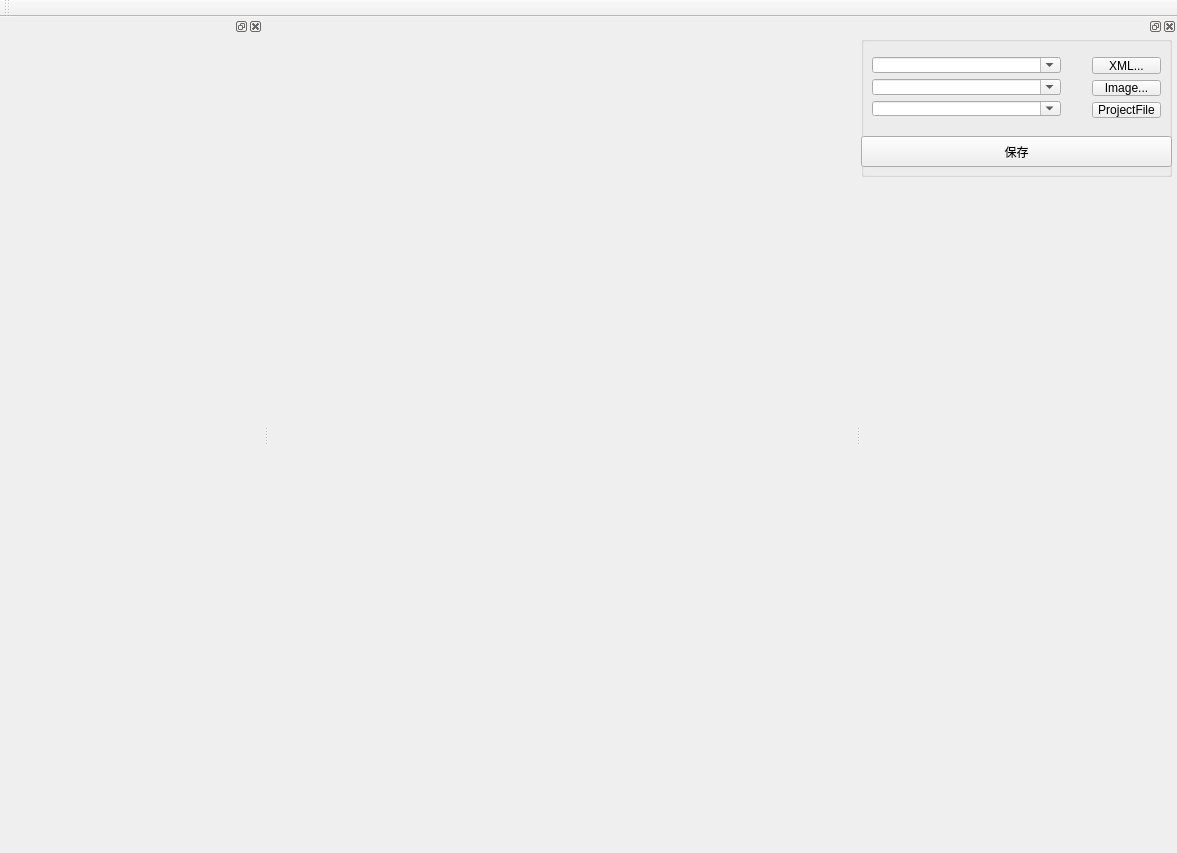
First picture: the form in imagepacker.ui, repository minuowa/ImagePacker, before the edit.
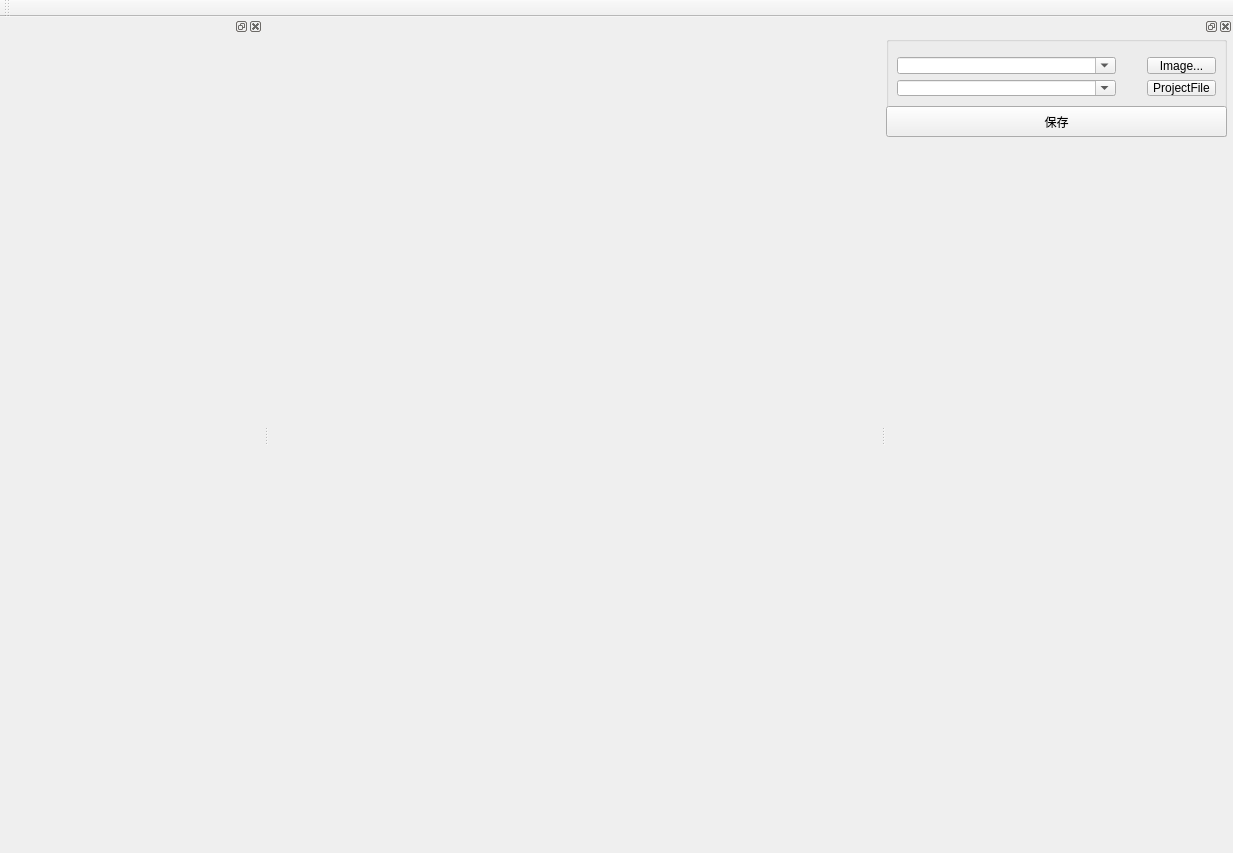
Second picture: the form after the edit.

Patch:
```diff
--- a/imagepacker.ui
+++ b/imagepacker.ui
@@ -6,7 +6,7 @@
    <rect>
     <x>0</x>
     <y>0</y>
-    <width>1177</width>
+    <width>1233</width>
     <height>853</height>
    </rect>
   </property>
@@ -94,7 +94,7 @@
   <widget class="QDockWidget" name="dockWidget_2">
    <property name="minimumSize">
     <size>
-     <width>316</width>
+     <width>347</width>
      <height>818</height>
     </size>
    </property>
@@ -110,8 +110,8 @@
       <rect>
        <x>0</x>
        <y>0</y>
-       <width>311</width>
-       <height>141</height>
+       <width>341</width>
+       <height>101</height>
       </rect>
      </property>
      <property name="title">
@@ -121,8 +121,8 @@
       <property name="geometry">
        <rect>
         <x>0</x>
-        <y>100</y>
-        <width>311</width>
+        <y>70</y>
+        <width>341</width>
         <height>31</height>
        </rect>
       </property>
@@ -133,20 +133,13 @@
      <widget class="QWidget" name="verticalLayoutWidget_2">
       <property name="geometry">
        <rect>
-        <x>220</x>
+        <x>250</x>
         <y>10</y>
         <width>91</width>
-        <height>83</height>
+        <height>61</height>
        </rect>
       </property>
       <layout class="QVBoxLayout" name="verticalLayout_3">
-       <item>
-        <widget class="QPushButton" name="pushButton_2">
-         <property name="text">
-          <string>XML...</string>
-         </property>
-        </widget>
-       </item>
        <item>
         <widget class="QPushButton" name="pushButton_3">
          <property name="text">
@@ -168,18 +161,11 @@
        <rect>
         <x>0</x>
         <y>10</y>
-        <width>211</width>
-        <height>81</height>
+        <width>241</width>
+        <height>61</height>
        </rect>
       </property>
       <layout class="QVBoxLayout" name="verticalLayout_2">
-       <item>
-        <widget class="QComboBox" name="comboBox_Config">
-         <property name="editable">
-          <bool>true</bool>
-         </property>
-        </widget>
-       </item>
        <item>
         <widget class="QComboBox" name="comboBox_Image">
          <property name="editable">
```
Left out of the diff: 2 changed lines with no effect on the pictures.
